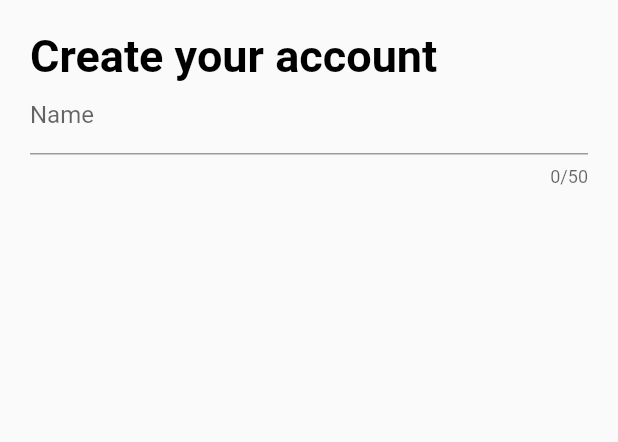
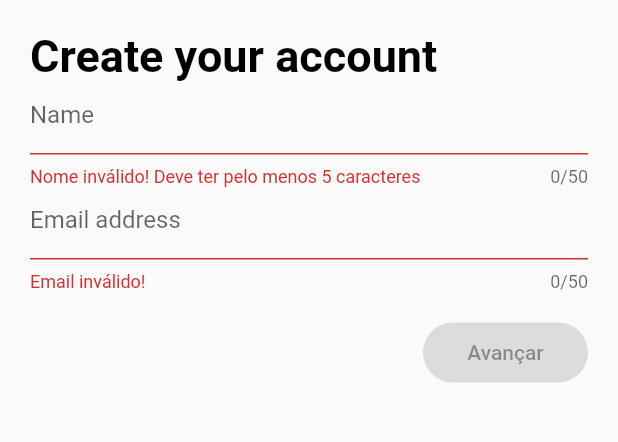
Before and after one commit to thiagobrunoms/twitter-clone-ifal-2023-1, a Flutter app: the CreateAccountPage screen opened by its route, on a phone screen of 412 x 824 dp, the part 84-526 px from its top. Run offline on Flutter 3.47's test engine with Material 2 defaults, Android fonts, the phone set to English and light mode, and no system bars; our stand-ins replace flutter_mobx, mobx; generated files the repository leaves out were written again; network calls fail.

Commit message:
Avança no mobx e cria card de amigos

```diff
--- a/lib/main.dart
+++ b/lib/main.dart
@@ -3,6 +3,7 @@ import 'package:twitter_clone_ifal_2023/modules/signup/presentation/signup_init_
 
 import 'modules/signup/presentation/pages/choose_language/choose_language_page.dart';
 import 'modules/signup/presentation/pages/create_account/create_account_page.dart';
+import 'modules/signup/presentation/pages/friend_suggestions/friend_suggestions_page.dart';
 
 void main() {
   runApp(const MyApp());
@@ -18,7 +19,7 @@ class MyApp extends StatelessWidget {
       theme: ThemeData(
         primarySwatch: Colors.blue,
       ),
-      home: const CreateAccountPage(), // const MyHomePage(title: 'Flutter', faculty: 'IFAL 2023',),
+      home: const FriendSuggestionsPage(), //const CreateAccountPage(), // const MyHomePage(title: 'Flutter', faculty: 'IFAL 2023',),
       routes: {
         '/create_account': (context) => const CreateAccountPage(),
         '/choose_language': (context) => const ChooseLanguagePage(),
--- /dev/null
+++ b/lib/modules/signup/presentation/helpers/validators.dart
@@ -0,0 +1,25 @@
+class CreateAccountValidators {
+  static bool validateName(String name) {
+    if (name.length > 5) {
+      return true;
+    }
+
+    return false;
+  }
+
+  static bool validateEmail(String email) {
+    if (email.contains('@')) {
+      return true;
+    }
+
+    return false;
+  }
+
+  // static bool validateDate(String name) {
+  //   if (name.length > 5) {
+  //     return true;
+  //   }
+
+  //   return false;
+  // }
+}
--- a/lib/modules/signup/presentation/pages/create_account/create_account_page.dart
+++ b/lib/modules/signup/presentation/pages/create_account/create_account_page.dart
@@ -1,10 +1,22 @@
 import 'package:flutter/material.dart';
+import 'package:flutter_mobx/flutter_mobx.dart';
+import 'package:twitter_clone_ifal_2023/modules/signup/presentation/helpers/validators.dart';
+import 'package:twitter_clone_ifal_2023/shared/ui/widgets/twitter_button.dart';
 import 'package:twitter_clone_ifal_2023/shared/ui/widgets/twitter_text_field/text_field.dart';
 
+import '../../../../../shared/ui/widgets/twitter_text_field/twitter_text_field_controller.dart';
 import '../../widgets/twitter_appbar.dart';
 
-class CreateAccountPage extends StatelessWidget {
+class CreateAccountPage extends StatefulWidget {
   const CreateAccountPage({super.key});
+
+  @override
+  State<CreateAccountPage> createState() => _CreateAccountPageState();
+}
+
+class _CreateAccountPageState extends State<CreateAccountPage> {
+  TwitterTextFieldController nameController = TwitterTextFieldController();
+  TwitterTextFieldController emailController = TwitterTextFieldController();
 
   @override
   Widget build(BuildContext context) {
@@ -24,20 +36,46 @@ class CreateAccountPage extends StatelessWidget {
                   fontSize: 30
                 ),
               ),
-              TwitterTextField(hint: 'Name', validate: (name) {
-                print('validando nome: ${name.length > 5}');
-                if (name.length > 5) {
-                  return true;
+              TwitterTextField(
+                hint: 'Name',
+                validate: CreateAccountValidators.validateName,
+                errorMessage: 'Nome inválido! Deve ter pelo menos 5 caracteres',
+                controller: nameController
+              ),
+              TwitterTextField(
+                hint: 'Email address',
+                validate: CreateAccountValidators.validateEmail,
+                errorMessage: 'Email inválido!',
+                controller: emailController
+              ),
+              const SizedBox(height: 20),
+              Observer(
+                builder: (context) {
+                  return Align(
+                    alignment: Alignment.centerRight,
+                    child: TwitterButton(
+                      width: 110.0,
+                      height: 40.0,
+                      onPressed: nameController.isValid && emailController.isValid ? confirm : null,
+                      child: const Text('Avançar'),
+                    ),
+                  );
                 }
+              )
 
-                return false;
-              },),
-              // TwitterTextField(hint: 'Phone number or email address'),
-              // TwitterTextField(hint: 'Date of birth'),
+              // TwitterTextField(
+              //   hint: 'Date of birth',
+              //   validate: CreateAccountValidators.validateBith,
+              //   errorMessage: 'Nome inválido! Deve ter pelo menos 5 caracteres',
+              // ),
             ],
           ),
         )
       )
     );
   }
+
+  void confirm() {
+    print('Continuando para próxima tela!');
+  }
 }
--- a/lib/modules/signup/presentation/widgets/social_button.dart
+++ b/lib/modules/signup/presentation/widgets/social_button.dart
@@ -33,7 +33,7 @@ class SocialButton extends StatelessWidget {
           mainAxisAlignment: MainAxisAlignment.center,
           children: [
             Image.asset(logoPath, width: 30, height: 30,),
-            SizedBox(width: 10,),
+            const SizedBox(width: 10,),
             Text(
               'Continue with $socialName',
               style: const TextStyle(color: Colors.black, fontWeight: FontWeight.bold),)
--- a/lib/shared/ui/widgets/twitter_button.dart
+++ b/lib/shared/ui/widgets/twitter_button.dart
@@ -5,14 +5,18 @@ class TwitterButton extends StatelessWidget {
   double elevation;
   final Color backColor;
   BorderSide side = BorderSide.none;
-  void Function()? callback;
+  final double? width;
+  final double? height;
+  void Function()? onPressed;
 
   TwitterButton({
     super.key,
     this.elevation = 2,
     this.backColor = Colors.blue,
     required this.child,
-    this.callback,
+    this.width,
+    this.height,
+    this.onPressed,
   });
 
   TwitterButton.social({
@@ -20,7 +24,9 @@ class TwitterButton extends StatelessWidget {
     this.elevation = 0,
     this.backColor = Colors.white,
     required this.child,
-    this.callback,
+    this.width,
+    this.height,
+    this.onPressed,
   }) {
     side = BorderSide(color: Colors.grey[350]!);
   }
@@ -30,8 +36,8 @@ class TwitterButton extends StatelessWidget {
     Size size = MediaQuery.of(context).size;
 
     return SizedBox(
-      width: size.width * 0.75,
-      height: size.height * 0.065,
+      width: width ?? size.width * 0.75,
+      height: height ?? size.height * 0.065,
       child: ElevatedButton(
         style: ElevatedButton.styleFrom(
           elevation: elevation,
@@ -41,7 +47,7 @@ class TwitterButton extends StatelessWidget {
             borderRadius: BorderRadius.circular(60)
           )
         ),
-        onPressed: callback,
+        onPressed: onPressed,
         child: child
       ),
     );
--- a/lib/shared/ui/widgets/twitter_text_field/text_field.dart
+++ b/lib/shared/ui/widgets/twitter_text_field/text_field.dart
@@ -4,22 +4,34 @@ import 'package:twitter_clone_ifal_2023/shared/ui/widgets/twitter_text_field/twi
 
 class TwitterTextField extends StatefulWidget {
   final String hint;
+  final String? errorMessage;
   bool Function(String)? validate;
+  TwitterTextFieldController controller;
 
-  TwitterTextField({super.key, required this.hint, this.validate});
+  TwitterTextField({
+    super.key,
+    required this.hint,
+    this.errorMessage,
+    required this.controller,
+    this.validate
+  });
 
   @override
   State<TwitterTextField> createState() => _TwitterTextFieldState();
 }
 
 class _TwitterTextFieldState extends State<TwitterTextField> {
-  TwitterTextFieldController controller = TwitterTextFieldController();
+  late TwitterTextFieldController controller;
 
   @override
   void initState() {
+    controller = widget.controller;
+    controller.setErrorMessage(widget.errorMessage);
+
     if (widget.validate != null) {
-      controller.setCallback(widget.validate!);
+      controller.setValidator(widget.validate!);
     }
+
     super.initState();
   }
 
@@ -32,7 +44,8 @@ class _TwitterTextFieldState extends State<TwitterTextField> {
             hintText: widget.hint,
             suffixIcon: controller.isValid ?
               const Icon(Icons.check_circle_rounded, color: Colors.green)
-              : const SizedBox()
+              : const SizedBox(),
+            errorText: controller.getErrorMessage
           ),
           onChanged: (text) {
             controller.setInput(text);
```
Also changed, not shown: lib/modules/signup/domain/friend.dart (added, +14 -0 lines), lib/modules/signup/presentation/pages/friend_suggestions/friend_suggestions_page.dart (added, +51 -0 lines), lib/modules/signup/presentation/pages/friend_suggestions/widgets/friends_to_follow/friend_card_widget.dart (added, +64 -0 lines), lib/modules/signup/presentation/pages/friend_suggestions/widgets/friends_to_follow/friend_name_widget.dart (added, +26 -0 lines), lib/modules/signup/presentation/pages/friend_suggestions/widgets/friends_to_follow/friend_username_widget.dart (added, +26 -0 lines), lib/modules/signup/presentation/signup_init_page.dart (+8 -2 lines), lib/shared/ui/widgets/twitter_text_field/twitter_text_field_controller.dart (+11 -2 lines), lib/shared/ui/widgets/twitter_text_field/twitter_text_field_controller.g.dart.
